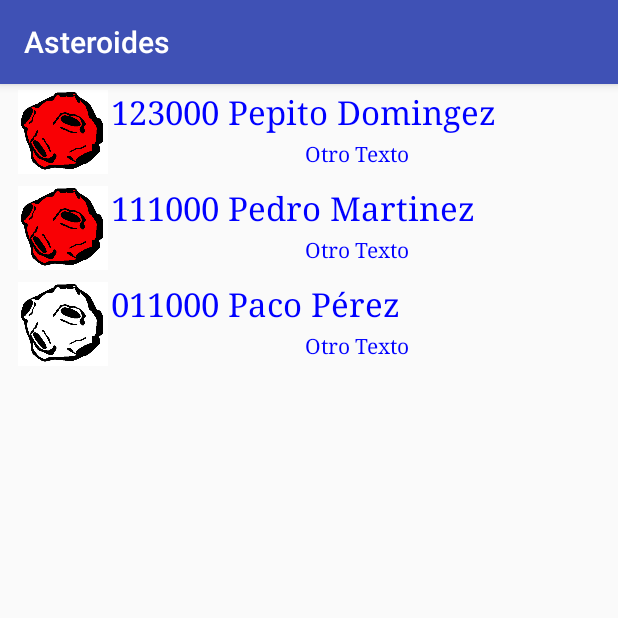
After one commit to jamarfal/Asteroides_Master_UPV, an Android app: the ScoreActivity screen opened directly, with no data from a screen before it, on a phone screen of 412 x 824 dp, the top half of it. The commit adds this screen. Run offline under Robolectric (Android 15) with nearby library versions, the phone set to English and light mode, and no system bars.

Commit message:
Adding Recyclerview in Score list

```diff
--- a/app/build.gradle
+++ b/app/build.gradle
@@ -20,11 +20,13 @@ android {
 }
 
 dependencies {
-    compile fileTree(dir: 'libs', include: ['*.jar'])
+    compile fileTree(include: ['*.jar'], dir: 'libs')
     androidTestCompile('com.android.support.test.espresso:espresso-core:2.2.2', {
         exclude group: 'com.android.support', module: 'support-annotations'
     })
     compile 'com.android.support:appcompat-v7:24.2.1'
     compile 'com.android.support:support-v4:24.2.1'
+    compile 'com.android.support:recyclerview-v7:24.2.1'
     testCompile 'junit:junit:4.12'
+
 }
--- a/app/src/main/AndroidManifest.xml
+++ b/app/src/main/AndroidManifest.xml
@@ -19,10 +19,10 @@
             android:name=".AboutActivity"
             android:label="Acerca de ..."
             android:theme="@android:style/Theme.Dialog" />
-
         <activity
             android:name=".Preferences"
             android:label="Preferencias" />
+        <activity android:name=".ScoreActivity"></activity>
     </application>
 
 </manifest>
--- /dev/null
+++ b/app/src/main/java/org/example/asteroides/MyCustomAdapter.java
@@ -0,0 +1,73 @@
+package org.example.asteroides;
+
+import android.content.Context;
+import android.support.v7.widget.RecyclerView;
+import android.view.LayoutInflater;
+import android.view.View;
+import android.view.ViewGroup;
+import android.widget.ImageView;
+import android.widget.TextView;
+
+import java.util.Vector;
+
+/**
+ * Created by jamarfal on 4/10/16.
+ */
+
+public class MyCustomAdapter extends RecyclerView.Adapter<MyCustomAdapter.ViewHolder> {
+
+    private LayoutInflater inflater;
+    private Vector<String> list;
+    protected View.OnClickListener onClickListener;
+
+    public MyCustomAdapter(Context context, Vector<String> list) {
+        this.inflater = (LayoutInflater) context.getSystemService(Context.LAYOUT_INFLATER_SERVICE);
+        this.list = list;
+    }
+
+
+    public void setOnClickListener(View.OnClickListener onClickListener) {
+        this.onClickListener = onClickListener;
+    }
+
+    @Override
+    public ViewHolder onCreateViewHolder(ViewGroup parent, int viewType) {
+        View v = inflater.inflate(R.layout.element_score_list_layout, parent, false);
+        v.setOnClickListener(onClickListener);
+        return new ViewHolder(v);
+    }
+
+    @Override
+    public void onBindViewHolder(ViewHolder holder, int i) {
+        holder.title.setText(list.get(i));
+        switch (Math.round((float) Math.random() * 3)) {
+            case 0:
+                holder.icon.setImageResource(R.drawable.asteroide);
+                break;
+            case 1:
+                holder.icon.setImageResource(R.drawable.asteroide_1);
+                break;
+            default:
+                holder.icon.setImageResource(R.drawable.asteroide_2);
+                break;
+        }
+    }
+
+
+    @Override
+    public int getItemCount() {
+        return list.size();
+    }
+
+    public class ViewHolder extends RecyclerView.ViewHolder {
+        public TextView title, subtitle;
+        public ImageView icon;
+
+        ViewHolder(View itemView) {
+            super(itemView);
+            title = (TextView) itemView.findViewById(R.id.title_text_view);
+            subtitle = (TextView) itemView.findViewById(R.id.subtitle_text_view);
+            icon = (ImageView) itemView.findViewById(R.id.icon);
+        }
+    }
+}
--- /dev/null
+++ b/app/src/main/java/org/example/asteroides/ScoreActivity.java
@@ -0,0 +1,35 @@
+package org.example.asteroides;
+
+import android.support.v7.app.AppCompatActivity;
+import android.os.Bundle;
+import android.support.v7.widget.LinearLayoutManager;
+import android.support.v7.widget.RecyclerView;
+import android.view.View;
+import android.widget.Toast;
+
+public class ScoreActivity extends AppCompatActivity {
+
+    private RecyclerView recyclerView;
+    private RecyclerView.LayoutManager layoutManager;
+    private MyCustomAdapter myCustomAdapter;
+
+    @Override
+    protected void onCreate(Bundle savedInstanceState) {
+        super.onCreate(savedInstanceState);
+        setContentView(R.layout.score_layout);
+        recyclerView = (RecyclerView) findViewById(R.id.recycler_view);
+        myCustomAdapter = new MyCustomAdapter(this, MainActivity.storageArray.scoreList(10));
+        myCustomAdapter.setOnClickListener(new View.OnClickListener() {
+            @Override
+            public void onClick(View v) {
+                int pos = recyclerView.getChildAdapterPosition(v);
+                String s = MainActivity.storageArray.scoreList(10).get(pos);
+                Toast.makeText(ScoreActivity.this, "Selección: " + pos
+                        + " - " + s, Toast.LENGTH_LONG).show();
+            }
+        });
+        recyclerView.setAdapter(myCustomAdapter);
+        layoutManager = new LinearLayoutManager(this);
+        recyclerView.setLayoutManager(layoutManager);
+    }
+}
--- /dev/null
+++ b/app/src/main/java/org/example/asteroides/logic/PointsStorage.java
@@ -0,0 +1,14 @@
+package org.example.asteroides.logic;
+
+import java.util.Vector;
+
+/**
+ * Created by jamarfal on 4/10/16.
+ */
+
+public interface PointsStorage {
+
+    public void saveScore(int points, String name, long date);
+
+    public Vector<String> scoreList(int amount);
+}
--- /dev/null
+++ b/app/src/main/res/layout/element_score_list_layout.xml
@@ -0,0 +1,39 @@
+<?xml version="1.0" encoding="utf-8"?>
+<RelativeLayout xmlns:android="http://schemas.android.com/apk/res/android"
+    xmlns:tools="http://schemas.android.com/tools"
+    android:layout_width="match_parent"
+    android:layout_height="?android:attr/listPreferredItemHeight"
+    android:paddingBottom="4dp"
+    android:paddingTop="4dp">
+
+    <ImageView
+        android:id="@+id/icon"
+        android:layout_width="?android:attr/listPreferredItemHeight"
+        android:layout_height="match_parent"
+        android:layout_alignParentLeft="true"
+        android:layout_alignParentStart="true"
+        android:src="@drawable/asteroide"
+        />
+
+    <TextView
+        android:id="@+id/title_text_view"
+        android:layout_width="match_parent"
+        android:layout_height="wrap_content"
+        android:layout_alignParentTop="true"
+        android:layout_toEndOf="@id/icon"
+        android:layout_toRightOf="@id/icon"
+        android:maxLines="1"
+        android:textAppearance="?android:attr/textAppearanceLarge"
+        tools:text="Hola" />
+
+    <TextView
+        android:id="@+id/subtitle_text_view"
+        android:layout_width="match_parent"
+        android:layout_height="match_parent"
+        android:layout_alignParentBottom="true"
+        android:layout_below="@id/title_text_view"
+        android:layout_toEndOf="@id/icon"
+        android:layout_toRightOf="@id/icon"
+        android:gravity="center"
+        android:text="Otro Texto" />
+</RelativeLayout>
--- /dev/null
+++ b/app/src/main/res/layout/score_layout.xml
@@ -0,0 +1,7 @@
+<android.support.v7.widget.RecyclerView
+    xmlns:android="http://schemas.android.com/apk/res/android"
+    android:id="@+id/recycler_view"
+    android:layout_width="match_parent"
+    android:layout_height="match_parent"
+    android:layout_marginLeft="10dp"
+    android:layout_marginRight="10dp"/>
--- a/app/src/main/res/values/strings.xml
+++ b/app/src/main/res/values/strings.xml
@@ -4,6 +4,7 @@
     <string name="button_play">Jugar</string>
     <string name="button_config">Configurar</string>
     <string name="button_about">Acerca de</string>
+    <string name="button_scores">Puntuaciones</string>
     <string name="button_exit">Salir</string>
 
 
```
Also changed, not shown: app/src/main/java/org/example/asteroides/MainActivity.java (+10 -9 lines), app/src/main/java/org/example/asteroides/logic/PointsStorageArray.java (added, +29 -0 lines), app/src/main/res/layout-land/activity_main.xml (+4 -3 lines), app/src/main/res/layout/activity_main.xml (+4 -3 lines), app/src/main/res/drawable/asteroide.png (added), app/src/main/res/drawable/asteroide_1.png (added), app/src/main/res/drawable/asteroide_2.png (added).
